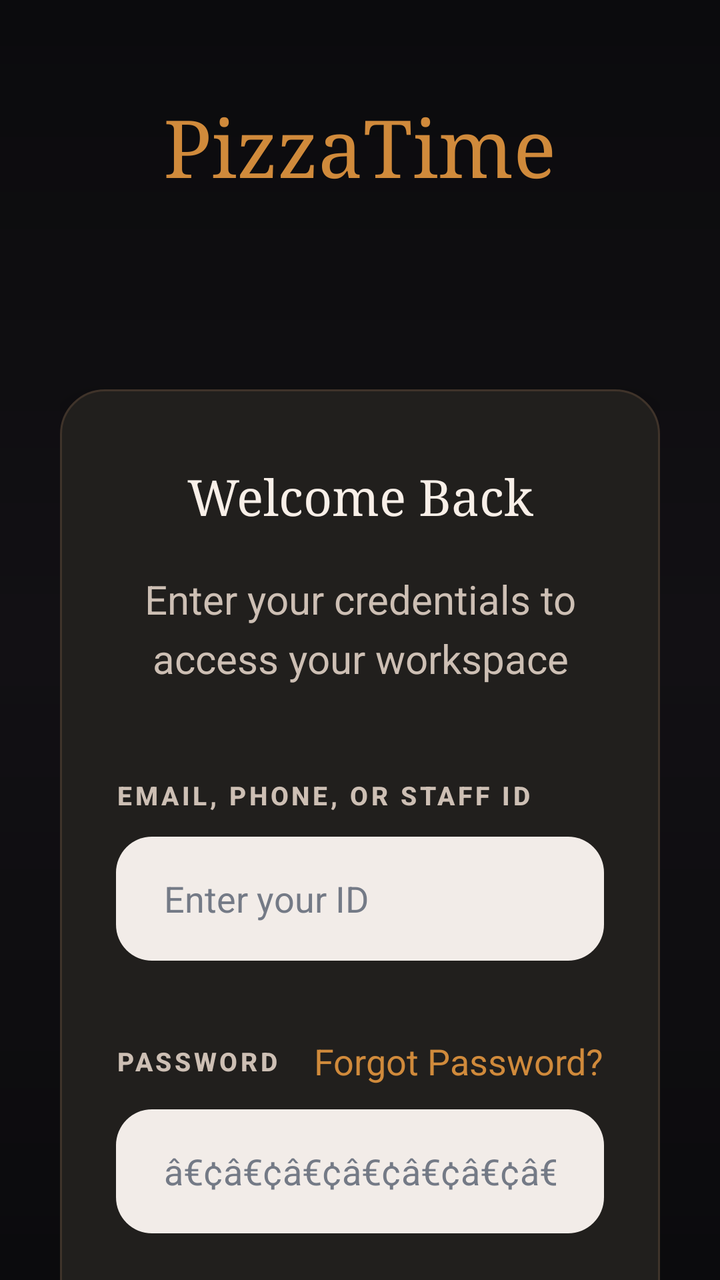
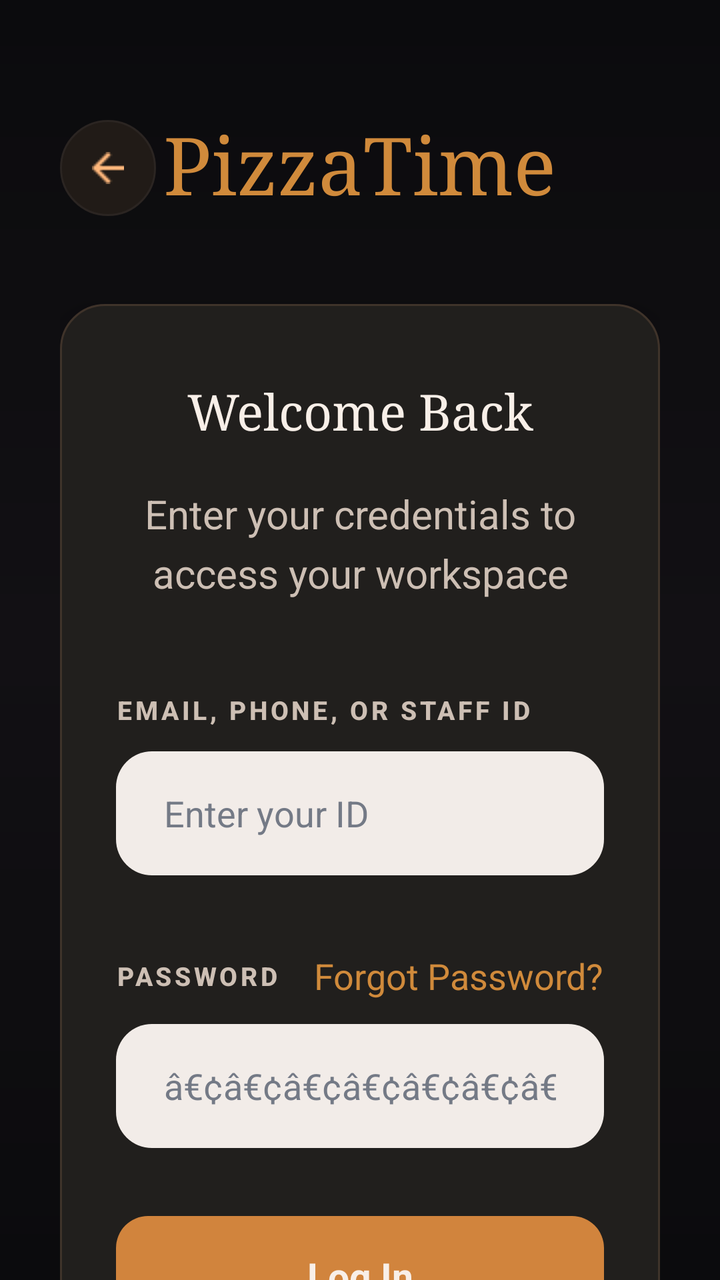

Two renders of the same Android screen: before a commit and after it. Below are the layout's source before the change and the commit's diff.
<!-- AndroidManifest.xml: application theme Theme.PizzaTime -->
<!-- res/layout/fragment_login.xml -->
<?xml version="1.0" encoding="utf-8"?>
<ScrollView xmlns:android="http://schemas.android.com/apk/res/android"
    android:id="@+id/loginRoot"
    android:layout_width="match_parent"
    android:layout_height="match_parent"
    android:background="@drawable/bg_app_dark"
    android:fillViewport="true"
    android:overScrollMode="never"
    android:scrollbars="none">

    <LinearLayout
        android:id="@+id/loginContent"
        android:layout_width="match_parent"
        android:layout_height="wrap_content"
        android:minHeight="760dp"
        android:gravity="center_horizontal"
        android:orientation="vertical"
        android:paddingStart="30dp"
        android:paddingTop="52dp"
        android:paddingEnd="30dp"
        android:paddingBottom="36dp">

        <TextView
            android:id="@+id/tvLoginBrand"
            android:layout_width="wrap_content"
            android:layout_height="wrap_content"
            android:fontFamily="serif"
            android:includeFontPadding="false"
            android:text="@string/app_name"
            android:textColor="@color/pt_gold"
            android:textSize="40sp" />

        <LinearLayout
            android:id="@+id/cardLoginForm"
            android:layout_width="match_parent"
            android:layout_height="wrap_content"
            android:layout_marginTop="96dp"
            android:background="@drawable/bg_surface_panel"
            android:elevation="10dp"
            android:gravity="center_horizontal"
            android:orientation="vertical"
            android:paddingStart="28dp"
            android:paddingTop="40dp"
            android:paddingEnd="28dp"
            android:paddingBottom="36dp">

            <TextView
                android:id="@+id/tvLoginWelcome"
                android:layout_width="match_parent"
                android:layout_height="wrap_content"
                android:fontFamily="serif"
                android:gravity="center"
                android:includeFontPadding="false"
                android:text="@string/login_form_welcome_back"
                android:textColor="@color/pt_text_primary"
                android:textSize="25sp" />

            <TextView
                android:id="@+id/tvLoginSubtitle"
                android:layout_width="match_parent"
                android:layout_height="wrap_content"
                android:layout_marginTop="22dp"
                android:gravity="center"
                android:lineSpacingExtra="6dp"
                android:text="@string/login_form_subtitle"
                android:textColor="@color/pt_text_secondary"
                android:textSize="20sp" />

            <TextView
                android:id="@+id/tvIdentifierLabel"
                android:layout_width="match_parent"
                android:layout_height="wrap_content"
                android:layout_marginTop="46dp"
                android:fontFamily="sans-serif-medium"
                android:letterSpacing="0.12"
                android:text="@string/login_form_identifier_label"
                android:textColor="@color/pt_text_secondary"
                android:textSize="13sp"
                android:textStyle="bold" />

            <EditText
                android:id="@+id/edtIdentifier"
                android:layout_width="match_parent"
                android:layout_height="62dp"
                android:layout_marginTop="12dp"
                android:autofillHints="emailAddress"
                android:background="@drawable/bg_surface_cream"
                android:hint="@string/login_form_identifier_hint"
                android:importantForAutofill="yes"
                android:inputType="textEmailAddress"
                android:paddingStart="24dp"
                android:paddingEnd="24dp"
                android:singleLine="true"
                android:textColor="#2A2725"
                android:textColorHint="#747A86"
                android:textSize="18sp" />

            <LinearLayout
                android:id="@+id/passwordLabelRow"
                android:layout_width="match_parent"
                android:layout_height="wrap_content"
                android:layout_marginTop="38dp"
                android:gravity="center_vertical"
                android:orientation="horizontal">

                <TextView
                    android:id="@+id/tvPasswordLabel"
                    android:layout_width="0dp"
                    android:layout_height="wrap_content"
                    android:layout_weight="1"
                    android:fontFamily="sans-serif-medium"
                    android:letterSpacing="0.12"
                    android:text="@string/login_form_password_label"
                    android:textColor="@color/pt_text_secondary"
                    android:textSize="13sp"
                    android:textStyle="bold" />

                <TextView
                    android:id="@+id/btnForgotPassword"
                    android:layout_width="wrap_content"
                    android:layout_height="wrap_content"
                    android:clickable="true"
                    android:focusable="true"
                    android:text="@string/login_form_forgot_password"
                    android:textColor="@color/pt_gold"
                    android:textSize="18sp" />

            </LinearLayout>

            <EditText
                android:id="@+id/edtPassword"
                android:layout_width="match_parent"
                android:layout_height="62dp"
                android:layout_marginTop="12dp"
                android:autofillHints="password"
                android:background="@drawable/bg_surface_cream"
                android:hint="@string/login_form_password_hint"
                android:importantForAutofill="yes"
                android:inputType="textPassword"
                android:paddingStart="24dp"
                android:paddingEnd="24dp"
                android:singleLine="true"
                android:textColor="#2A2725"
                android:textColorHint="#747A86"
                android:textSize="18sp" />

            <TextView
                android:id="@+id/btnLogin"
                android:layout_width="match_parent"
                android:layout_height="60dp"
                android:layout_marginTop="34dp"
                android:background="@drawable/bg_button_primary_gold"
                android:clickable="true"
                android:focusable="true"
                android:gravity="center"
                android:text="@string/login_form_submit"
                android:textColor="@color/pt_text_primary"
                android:textSize="19sp"
                android:textStyle="bold" />

            <View
                android:layout_width="match_parent"
                android:layout_height="1dp"
                android:layout_marginTop="44dp"
                android:background="#3E3936" />

            <LinearLayout
                android:id="@+id/createAccountRow"
                android:layout_width="match_parent"
                android:layout_height="wrap_content"
                android:layout_marginTop="40dp"
                android:gravity="center"
                android:orientation="horizontal">

                <TextView
                    android:id="@+id/tvNewUser"
                    android:layout_width="wrap_content"
                    android:layout_height="wrap_content"
                    android:text="@string/login_form_new_user"
                    android:textColor="@color/pt_text_secondary"
                    android:textSize="16sp" />

                <TextView
                    android:id="@+id/btnCreateAccount"
                    android:layout_width="wrap_content"
                    android:layout_height="wrap_content"
                    android:layout_marginStart="8dp"
                    android:clickable="true"
                    android:focusable="true"
                    android:text="@string/login_form_create_account"
                    android:textColor="@color/pt_gold"
                    android:textSize="16sp" />

            </LinearLayout>

        </LinearLayout>

        <TextView
            android:id="@+id/tvLoginFooter"
            android:layout_width="match_parent"
            android:layout_height="wrap_content"
            android:layout_marginTop="54dp"
            android:gravity="center"
            android:letterSpacing="0.10"
            android:text="@string/login_form_footer"
            android:textColor="@color/pt_stroke_dark"
            android:textSize="17sp"
            android:textStyle="bold" />

    </LinearLayout>

</ScrollView>
<!-- resources referenced by this layout -->
<resources>
  <color name="pt_gold">#D08A3B</color>
  <color name="pt_stroke_dark">#2B2522</color>
  <color name="pt_text_primary">#F8EFE8</color>
  <color name="pt_text_secondary">#CDBFB4</color>
  <!-- drawable bg_app_dark (drawable) -->
  <?xml version="1.0" encoding="utf-8"?>
  <shape xmlns:android="http://schemas.android.com/apk/res/android">
      <gradient
          android:angle="270"
          android:startColor="@color/pt_black"
          android:centerColor="@color/pt_dark"
          android:endColor="@color/pt_black" />
  </shape>
  <!-- drawable bg_button_primary_gold (drawable) -->
  ﻿<shape xmlns:android="http://schemas.android.com/apk/res/android">
      <corners android:radius="16dp" />
      <solid android:color="#D1843D" />
  </shape>
  <!-- drawable bg_surface_cream (drawable) -->
  ﻿<shape xmlns:android="http://schemas.android.com/apk/res/android">
      <corners android:radius="18dp" />
      <solid android:color="#F2ECE8" />
  </shape>
  <!-- drawable bg_surface_panel (drawable) -->
  ﻿<shape xmlns:android="http://schemas.android.com/apk/res/android">
      <corners android:radius="22dp" />
      <solid android:color="#211F1D" />
      <stroke
          android:width="1dp"
          android:color="#3F332A" />
  </shape>
  <string name="app_name">PizzaTime</string>
  <string name="login_form_create_account">Create Account</string>
  <string name="login_form_footer">ONE ACCOUNT, THE RIGHT WORKSPACE</string>
  <string name="login_form_forgot_password">Forgot Password?</string>
  <string name="login_form_identifier_hint">Enter your ID</string>
  <string name="login_form_identifier_label">EMAIL, PHONE, OR STAFF ID</string>
  <string name="login_form_new_user">New to the sanctuary?</string>
  <string name="login_form_password_hint">â€¢â€¢â€¢â€¢â€¢â€¢â€¢â€¢</string>
  <string name="login_form_password_label">PASSWORD</string>
  <string name="login_form_submit">Log In</string>
  <string name="login_form_subtitle">Enter your credentials to access your workspace</string>
  <string name="login_form_welcome_back">Welcome Back</string>
  <style name="Theme.PizzaTime" parent="Theme.MaterialComponents.DayNight.NoActionBar">
          
          <item name="colorOnPrimary">@color/white</item>
          
          <item name="colorOnSecondary">@color/black</item>
          
          <item name="android:statusBarColor">?attr/colorPrimaryVariant</item>
          
      </style>
  <color name="pt_black">#0B0B0D</color>
  <color name="pt_dark">#121014</color>
  <color name="white">#FFFFFFFF</color>
  <color name="black">#FF000000</color>
</resources>

<!-- the commit's change to res/layout/fragment_login.xml (unified diff, before → after) -->
@@ -1,212 +1,245 @@
 <?xml version="1.0" encoding="utf-8"?>
-<ScrollView xmlns:android="http://schemas.android.com/apk/res/android"
+<FrameLayout xmlns:android="http://schemas.android.com/apk/res/android"
+    xmlns:tools="http://schemas.android.com/tools"
     android:id="@+id/loginRoot"
     android:layout_width="match_parent"
     android:layout_height="match_parent"
-    android:background="@drawable/bg_app_dark"
-    android:fillViewport="true"
-    android:overScrollMode="never"
-    android:scrollbars="none">
-
-    <LinearLayout
-        android:id="@+id/loginContent"
+    android:background="@drawable/bg_app_dark">
+
+    <ScrollView
+        android:id="@+id/loginScroll"
         android:layout_width="match_parent"
-        android:layout_height="wrap_content"
-        android:minHeight="760dp"
-        android:gravity="center_horizontal"
-        android:orientation="vertical"
-        android:paddingStart="30dp"
-        android:paddingTop="52dp"
-        android:paddingEnd="30dp"
-        android:paddingBottom="36dp">
-
-        <TextView
-            android:id="@+id/tvLoginBrand"
-            android:layout_width="wrap_content"
-            android:layout_height="wrap_content"
-            android:fontFamily="serif"
-            android:includeFontPadding="false"
-            android:text="@string/app_name"
-            android:textColor="@color/pt_gold"
-            android:textSize="40sp" />
+        android:layout_height="match_parent"
+        android:fillViewport="true"
+        android:overScrollMode="never"
+        android:scrollbars="none"
+        tools:ignore="UselessParent">
 
         <LinearLayout
-            android:id="@+id/cardLoginForm"
+            android:id="@+id/loginContent"
             android:layout_width="match_parent"
             android:layout_height="wrap_content"
-            android:layout_marginTop="96dp"
-            android:background="@drawable/bg_surface_panel"
-            android:elevation="10dp"
+            android:minHeight="760dp"
             android:gravity="center_horizontal"
             android:orientation="vertical"
-            android:paddingStart="28dp"
-            android:paddingTop="40dp"
-            android:paddingEnd="28dp"
+            android:paddingStart="30dp"
+            android:paddingTop="52dp"
+            android:paddingEnd="30dp"
             android:paddingBottom="36dp">
 
-            <TextView
-                android:id="@+id/tvLoginWelcome"
+            <FrameLayout
+                android:id="@+id/loginHeader"
+                android:layout_width="match_parent"
+                android:layout_height="64dp">
+
+                <ImageView
+                    android:id="@+id/btnBack"
+                    android:layout_width="48dp"
+                    android:layout_height="48dp"
+                    android:layout_gravity="start|center_vertical"
+                    android:background="@drawable/bg_login_back_button"
+                    android:clickable="true"
+                    android:contentDescription="@string/common_back_content_description"
+                    android:focusable="true"
+                    android:foreground="?attr/selectableItemBackgroundBorderless"
+                    android:padding="13dp"
+                    android:scaleType="centerInside"
+                    android:src="@drawable/ic_back" />
+
+                <TextView
+                    android:id="@+id/tvLoginBrand"
+                    android:layout_width="wrap_content"
+                    android:layout_height="wrap_content"
+                    android:layout_gravity="center"
+                    android:fontFamily="serif"
+                    android:includeFontPadding="false"
+                    android:text="@string/app_name"
+                    android:textColor="@color/pt_gold"
+                    android:textSize="40sp" />
+
+            </FrameLayout>
+
+            <LinearLayout
+                android:id="@+id/cardLoginForm"
                 android:layout_width="match_parent"
                 android:layout_height="wrap_content"
-                android:fontFamily="serif"
-                android:gravity="center"
-                android:includeFontPadding="false"
-                android:text="@string/login_form_welcome_back"
-                android:textColor="@color/pt_text_primary"
-                android:textSize="25sp" />
-
-            <TextView
-                android:id="@+id/tvLoginSubtitle"
-                android:layout_width="match_parent"
-                android:layout_height="wrap_content"
-                android:layout_marginTop="22dp"
-                android:gravity="center"
-                android:lineSpacingExtra="6dp"
-                android:text="@string/login_form_subtitle"
-                android:textColor="@color/pt_text_secondary"
-                android:textSize="20sp" />
-
-            <TextView
-                android:id="@+id/tvIdentifierLabel"
-                android:layout_width="match_parent"
-                android:layout_height="wrap_content"
-                android:layout_marginTop="46dp"
-                android:fontFamily="sans-serif-medium"
-                android:letterSpacing="0.12"
-                android:text="@string/login_form_identifier_label"
-                android:textColor="@color/pt_text_secondary"
-                android:textSize="13sp"
-                android:textStyle="bold" />
-
-            <EditText
-                android:id="@+id/edtIdentifier"
-                android:layout_width="match_parent"
-                android:layout_height="62dp"
-                android:layout_marginTop="12dp"
-                android:autofillHints="emailAddress"
-                android:background="@drawable/bg_surface_cream"
-                android:hint="@string/login_form_identifier_hint"
-                android:importantForAutofill="yes"
-                android:inputType="textEmailAddress"
-                android:paddingStart="24dp"
-                android:paddingEnd="24dp"
-                android:singleLine="true"
-                android:textColor="#2A2725"
-                android:textColorHint="#747A86"
-                android:textSize="18sp" />
-
-            <LinearLayout
-                android:id="@+id/passwordLabelRow"
-                android:layout_width="match_parent"
-                android:layout_height="wrap_content"
-                android:layout_marginTop="38dp"
-                android:gravity="center_vertical"
-                android:orientation="horizontal">
-
-                <TextView
-                    android:id="@+id/tvPasswordLabel"
-                    android:layout_width="0dp"
-                    android:layout_height="wrap_content"
-                    android:layout_weight="1"
+                android:layout_marginTop="36dp"
+                android:background="@drawable/bg_surface_panel"
+                android:elevation="10dp"
+                android:gravity="center_horizontal"
+                android:orientation="vertical"
+                android:paddingStart="28dp"
+                android:paddingTop="40dp"
+                android:paddingEnd="28dp"
+                android:paddingBottom="36dp">
+
+                <TextView
+                    android:id="@+id/tvLoginWelcome"
+                    android:layout_width="match_parent"
+                    android:layout_height="wrap_content"
+                    android:fontFamily="serif"
+                    android:gravity="center"
+                    android:includeFontPadding="false"
+                    android:text="@string/login_form_welcome_back"
+                    android:textColor="@color/pt_text_primary"
+                    android:textSize="25sp" />
+
+                <TextView
+                    android:id="@+id/tvLoginSubtitle"
+                    android:layout_width="match_parent"
+                    android:layout_height="wrap_content"
+                    android:layout_marginTop="22dp"
+                    android:gravity="center"
+                    android:lineSpacingExtra="6dp"
+                    android:text="@string/login_form_subtitle"
+                    android:textColor="@color/pt_text_secondary"
+                    android:textSize="20sp" />
+
+                <TextView
+                    android:id="@+id/tvIdentifierLabel"
+                    android:layout_width="match_parent"
+                    android:layout_height="wrap_content"
+                    android:layout_marginTop="46dp"
                     android:fontFamily="sans-serif-medium"
                     android:letterSpacing="0.12"
-                    android:text="@string/login_form_password_label"
+                    android:text="@string/login_form_identifier_label"
                     android:textColor="@color/pt_text_secondary"
                     android:textSize="13sp"
                     android:textStyle="bold" />
 
-                <TextView
-                    android:id="@+id/btnForgotPassword"
-                    android:layout_width="wrap_content"
-                    android:layout_height="wrap_content"
+                <EditText
+                    android:id="@+id/edtIdentifier"
+                    android:layout_width="match_parent"
+                    android:layout_height="62dp"
+                    android:layout_marginTop="12dp"
+                    android:autofillHints="emailAddress"
+                    android:background="@drawable/bg_surface_cream"
+                    android:hint="@string/login_form_identifier_hint"
+                    android:importantForAutofill="yes"
+                    android:inputType="textEmailAddress"
+                    android:paddingStart="24dp"
+                    android:paddingEnd="24dp"
+                    android:singleLine="true"
+                    android:textColor="#2A2725"
+                    android:textColorHint="#747A86"
+                    android:textSize="18sp" />
+
+                <LinearLayout
+                    android:id="@+id/passwordLabelRow"
+                    android:layout_width="match_parent"
+                    android:layout_height="wrap_content"
+                    android:layout_marginTop="38dp"
+                    android:gravity="center_vertical"
+                    android:orientation="horizontal">
+
+                    <TextView
+                        android:id="@+id/tvPasswordLabel"
+                        android:layout_width="0dp"
+                        android:layout_height="wrap_content"
+                        android:layout_weight="1"
+                        android:fontFamily="sans-serif-medium"
+                        android:letterSpacing="0.12"
+                        android:text="@string/login_form_password_label"
+                        android:textColor="@color/pt_text_secondary"
+                        android:textSize="13sp"
+                        android:textStyle="bold" />
+
+                    <TextView
+                        android:id="@+id/btnForgotPassword"
+                        android:layout_width="wrap_content"
+                        android:layout_height="wrap_content"
+                        android:clickable="true"
+                        android:focusable="true"
+                        android:text="@string/login_form_forgot_password"
+                        android:textColor="@color/pt_gold"
+                        android:textSize="18sp" />
+
+                </LinearLayout>
+
+                <EditText
+                    android:id="@+id/edtPassword"
+                    android:layout_width="match_parent"
+                    android:layout_height="62dp"
+                    android:layout_marginTop="12dp"
+                    android:autofillHints="password"
+                    android:background="@drawable/bg_surface_cream"
+                    android:hint="@string/login_form_password_hint"
+                    android:importantForAutofill="yes"
+                    android:inputType="textPassword"
+                    android:paddingStart="24dp"
+                    android:paddingEnd="24dp"
+                    android:singleLine="true"
+                    android:textColor="#2A2725"
+                    android:textColorHint="#747A86"
+                    android:textSize="18sp" />
+
+                <TextView
+                    android:id="@+id/btnLogin"
+                    android:layout_width="match_parent"
+                    android:layout_height="60dp"
+                    android:layout_marginTop="34dp"
+                    android:background="@drawable/bg_button_primary_gold"
                     android:clickable="true"
                     android:focusable="true"
-                    android:text="@string/login_form_forgot_password"
-                    android:textColor="@color/pt_gold"
-                    android:textSize="18sp" />
+                    android:gravity="center"
+                    android:text="@string/login_form_submit"
+                    android:textColor="@color/pt_text_primary"
+                    android:textSize="19sp"
+                    android:textStyle="bold" />
+
+                <View
+                    android:layout_width="match_parent"
+                    android:layout_height="1dp"
+                    android:layout_marginTop="44dp"
+                    android:background="#3E3936" />
+
+                <LinearLayout
+                    android:id="@+id/createAccountRow"
+                    android:layout_width="match_parent"
+                    android:layout_height="wrap_content"
+                    android:layout_marginTop="40dp"
+                    android:gravity="center"
+                    android:orientation="horizontal">
+
+                    <TextView
+                        android:id="@+id/tvNewUser"
+                        android:layout_width="wrap_content"
+                        android:layout_height="wrap_content"
+                        android:text="@string/login_form_new_user"
+                        android:textColor="@color/pt_text_secondary"
+                        android:textSize="16sp" />
+
+                    <TextView
+                        android:id="@+id/btnCreateAccount"
+                        android:layout_width="wrap_content"
+                        android:layout_height="wrap_content"
+                        android:layout_marginStart="8dp"
+                        android:clickable="true"
+                        android:focusable="true"
+                        android:text="@string/login_form_create_account"
+                        android:textColor="@color/pt_gold"
+                        android:textSize="16sp" />
+
+                </LinearLayout>
 
             </LinearLayout>
 
-            <EditText
-                android:id="@+id/edtPassword"
-                android:layout_width="match_parent"
-                android:layout_height="62dp"
-                android:layout_marginTop="12dp"
-                android:autofillHints="password"
-                android:background="@drawable/bg_surface_cream"
-                android:hint="@string/login_form_password_hint"
-                android:importantForAutofill="yes"
-                android:inputType="textPassword"
-                android:paddingStart="24dp"
-                android:paddingEnd="24dp"
-                android:singleLine="true"
-                android:textColor="#2A2725"
-                android:textColorHint="#747A86"
-                android:textSize="18sp" />
-
             <TextView
-                android:id="@+id/btnLogin"
-                android:layout_width="match_parent"
-                android:layout_height="60dp"
-                android:layout_marginTop="34dp"
-                android:background="@drawable/bg_button_primary_gold"
-                android:clickable="true"
-                android:focusable="true"
-                android:gravity="center"
-                android:text="@string/login_form_submit"
-                android:textColor="@color/pt_text_primary"
-                android:textSize="19sp"
-                android:textStyle="bold" />
-
-            <View
-                android:layout_width="match_parent"
-                android:layout_height="1dp"
-                android:layout_marginTop="44dp"
-                android:background="#3E3936" />
-
-            <LinearLayout
-                android:id="@+id/createAccountRow"
+                android:id="@+id/tvLoginFooter"
                 android:layout_width="match_parent"
                 android:layout_height="wrap_content"
-                android:layout_marginTop="40dp"
+                android:layout_marginTop="54dp"
                 android:gravity="center"
-                android:orientation="horizontal">
-
-                <TextView
-                    android:id="@+id/tvNewUser"
-                    android:layout_width="wrap_content"
-                    android:layout_height="wrap_content"
-                    android:text="@string/login_form_new_user"
-                    android:textColor="@color/pt_text_secondary"
-                    android:textSize="16sp" />
-
-                <TextView
-                    android:id="@+id/btnCreateAccount"
-                    android:layout_width="wrap_content"
-                    android:layout_height="wrap_content"
-                    android:layout_marginStart="8dp"
-                    android:clickable="true"
-                    android:focusable="true"
-                    android:text="@string/login_form_create_account"
-                    android:textColor="@color/pt_gold"
-                    android:textSize="16sp" />
-
-            </LinearLayout>
+                android:letterSpacing="0.10"
+                android:text="@string/login_form_footer"
+                android:textColor="@color/pt_stroke_dark"
+                android:textSize="17sp"
+                android:textStyle="bold" />
 
         </LinearLayout>
 
-        <TextView
-            android:id="@+id/tvLoginFooter"
-            android:layout_width="match_parent"
-            android:layout_height="wrap_content"
-            android:layout_marginTop="54dp"
-            android:gravity="center"
-            android:letterSpacing="0.10"
-            android:text="@string/login_form_footer"
-            android:textColor="@color/pt_stroke_dark"
-            android:textSize="17sp"
-            android:textStyle="bold" />
-
-    </LinearLayout>
-
-</ScrollView>
+    </ScrollView>
+
+
+
+</FrameLayout>
<!-- resource entries referenced after the edit -->
@@ -18,6 +18,18 @@
       <corners android:radius="16dp" />
       <solid android:color="#D1843D" />
   </shape>
+  <!-- drawable bg_login_back_button (drawable) -->
+  <?xml version="1.0" encoding="utf-8"?>
+  <shape xmlns:android="http://schemas.android.com/apk/res/android"
+      android:shape="oval">
+  
+      <solid android:color="@color/pt_surface_dark" />
+  
+      <stroke
+          android:width="1dp"
+          android:color="@color/pt_stroke_dark" />
+  
+  </shape>
   <!-- drawable bg_surface_cream (drawable) -->
   ﻿<shape xmlns:android="http://schemas.android.com/apk/res/android">
       <corners android:radius="18dp" />
@@ -31,7 +43,9 @@
           android:width="1dp"
           android:color="#3F332A" />
   </shape>
+  <!-- drawable ic_back: png bitmap (drawable, 278 bytes) -->
   <string name="app_name">PizzaTime</string>
+  <string name="common_back_content_description">Back</string>
   <string name="login_form_create_account">Create Account</string>
   <string name="login_form_footer">ONE ACCOUNT, THE RIGHT WORKSPACE</string>
   <string name="login_form_forgot_password">Forgot Password?</string>
@@ -54,6 +68,7 @@
       </style>
   <color name="pt_black">#0B0B0D</color>
   <color name="pt_dark">#121014</color>
+  <color name="pt_surface_dark">#211B17</color>
   <color name="white">#FFFFFFFF</color>
   <color name="black">#FF000000</color>
 </resources>
